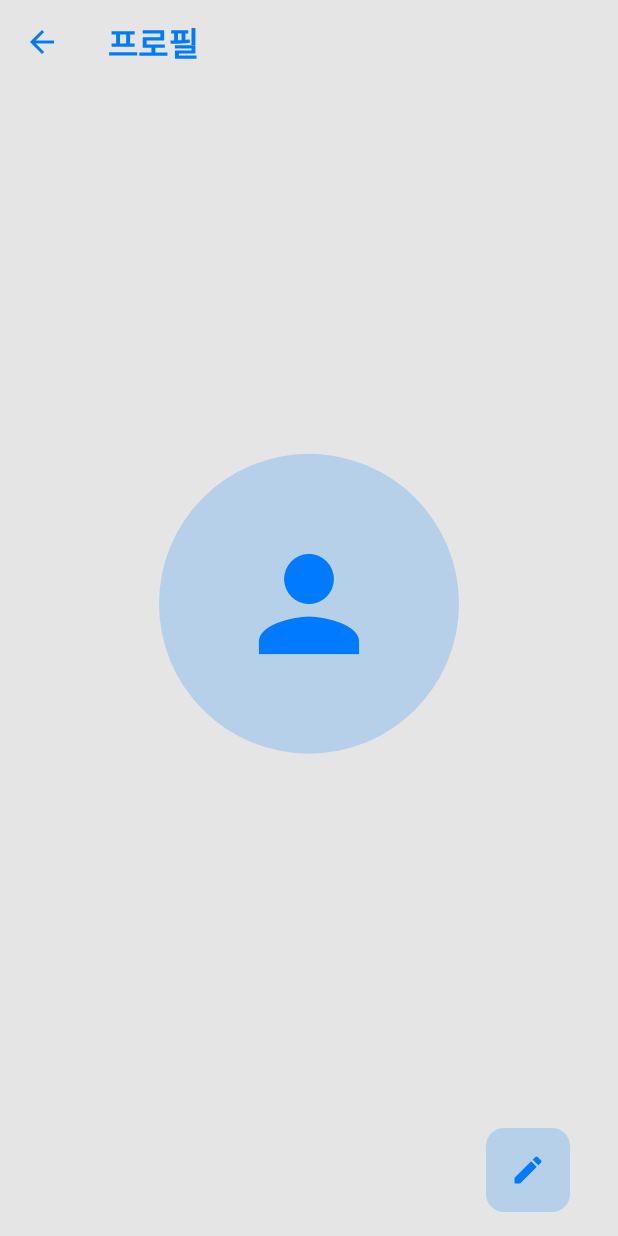
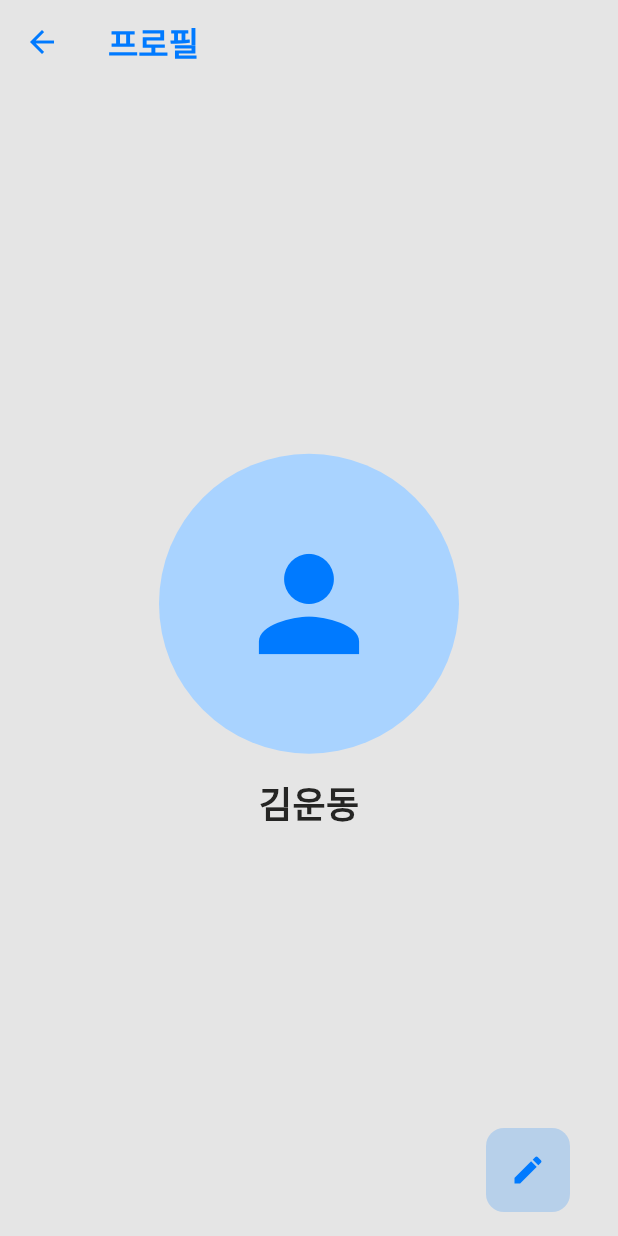
Before and after one commit to footgrammer/wanna_exercise_app, a Flutter app: the ProfilePage screen opened directly, on a phone screen of 412 x 824 dp. Run offline on Flutter 3.47's test engine with Material 3 defaults, Android fonts, the phone set to English and light mode, and no system bars; our stand-ins replace cloud_firestore, firebase_auth, firebase_core, firebase_storage, flutter_riverpod, image_picker; missing offline and left inert: flutter_naver_map; accounts and stored records are empty.

Commit message:
feat : 유저 최초 로그인시 firebasedata에 프로필 문서 생성
- firebase에 해당 UID profile 문서가 없으면 기본 값으로 문서 생성
- 기본 프로필 이미지 : 기본 아바타
- 기본 닉네임 : 김운동
- phone : 해당 UID의 폰 번호

```diff
--- a/lib/pages/profile/profile_page.dart
+++ b/lib/pages/profile/profile_page.dart
@@ -2,6 +2,8 @@ import 'package:flutter/material.dart';
 import 'package:flutter_riverpod/flutter_riverpod.dart';
 import 'package:wanna_exercise_app/data/providers/user_provider.dart';
 import 'package:wanna_exercise_app/pages/profile/edit_profile_page.dart';
+import 'package:firebase_auth/firebase_auth.dart';
+
 
 class ProfilePage extends ConsumerStatefulWidget {
   const ProfilePage({super.key});
@@ -17,8 +19,10 @@ class _ProfilePageState extends ConsumerState<ProfilePage> {
   void initState() {
     super.initState();
 
-    // 임시 uid 사용
-    uid = 'k0pb7JaMYSMXsRm3BN3E'; // Firestore에 존재하는 문서 ID
+   final user = FirebaseAuth.instance.currentUser;
+    if (user != null) {
+      uid = user.uid;
+    }
 
     // ViewModel 통해 프로필 불러오기
     Future.microtask(() {
@@ -59,22 +63,22 @@ class _ProfilePageState extends ConsumerState<ProfilePage> {
                 children: [
                   CircleAvatar(
                   radius: 100,
-                    backgroundColor: mainColor.withOpacity(0.2),
+                  backgroundColor: const Color.fromARGB(255, 169, 211, 255),
                   backgroundImage: profile.profileImage.isNotEmpty
                       ? NetworkImage(profile.profileImage)
                       : null,
                   child: profile.profileImage.isEmpty
-                        ? Icon(Icons.person, size: 100, color: mainColor)
+                      ? const Icon(Icons.person, size: 100, color: Color(0xFF007AFF))
                       : null,
-                  ),
+                ), // 로그인한 사용자 프로필 이미지와 닉네임을 설정하지 않았을 때, 프로필 이미지 = 기본 아바타
                   const SizedBox(height: 16),
                   Text(
-                    profile.nickname,
+                    profile.nickname.isNotEmpty ? profile.nickname : '김운동',
                     style: const TextStyle(
                       fontSize: 24,
                       fontWeight: FontWeight.bold,
                       color: Color(0xFF252524),
-                    ),
+                    ),// 로그인한 사용자가 닉네임을 설정하지 않았을 때, 닉네임 = 김운동
                   ),
                   const SizedBox(height: 4),
                   Text(
```
Also changed, not shown: lib/data/repositories/auth_repository.dart (+9 -1 lines), lib/data/repositories/profile_repository.dart (+17 -1 lines), lib/pages/profile/edit_profile_page.dart (+3 -5 lines). Lines whose indentation alone changed are shown as unchanged.
